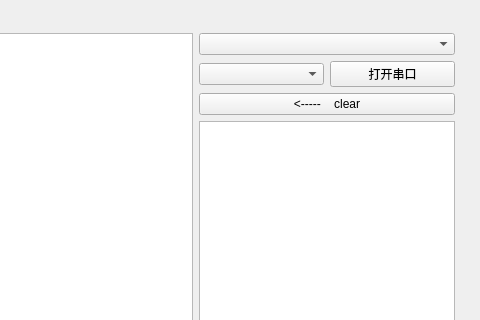
This is widget.ui in qianniu123/protocolTool as Qt 5 draws it before an edit; both pictures show x 439 to 919 and y 0 to 320 of the 919 by 582 pixel window. The edited form follows.
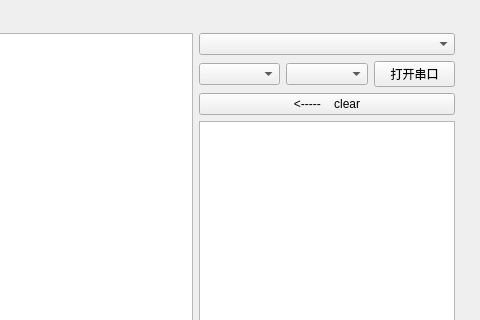
This is the edited form.

What changed in the file:
```diff
--- a/widget.ui
+++ b/widget.ui
@@ -43,6 +43,9 @@
           </property>
          </widget>
         </item>
+        <item>
+         <widget class="QComboBox" name="comboBox_baudRate"/>
+        </item>
         <item>
          <widget class="QPushButton" name="pushButton_open">
           <property name="sizePolicy">
```
